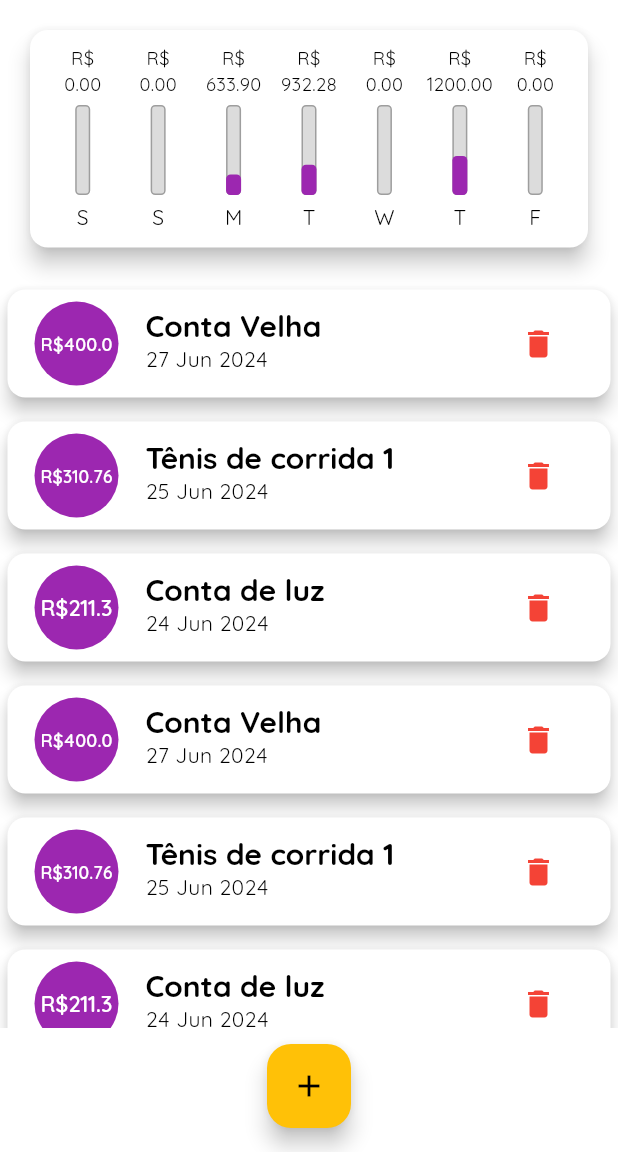
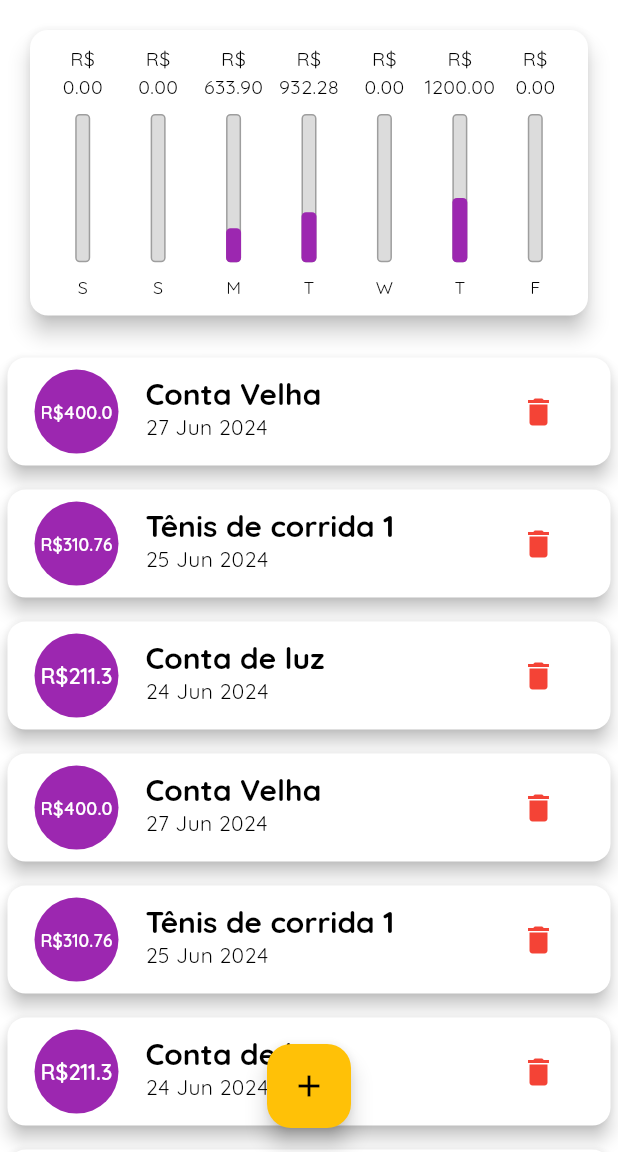
Before and after one commit to LucasSousaM/despesas-pessoais, a Flutter app: the screen it shows after launch, on a phone screen of 412 x 824 dp, the part 84-1236 px from its top. Run offline on Flutter 3.47's test engine with Material 3 defaults, Android fonts, the phone set to English and light mode, and no system bars.

Commit message:
interface-respansiva1

```diff
--- a/lib/components/chart_bar.dart
+++ b/lib/components/chart_bar.dart
@@ -1,4 +1,5 @@
 import 'package:flutter/material.dart';
+import 'package:flutter/rendering.dart';
 
 class ChartBar extends StatelessWidget {
   final String label;
@@ -13,10 +14,12 @@ class ChartBar extends StatelessWidget {
 
   @override
   Widget build(BuildContext context) {
+    return LayoutBuilder(
+      builder: (ctx, Constraints) {
         return Column(
           children: [
             Container(
-          height: 35,
+              height: Constraints.maxHeight * 0.22,
               child: FittedBox(
                 child: Text(
                   'R\$\n${value.toStringAsFixed(2)}',
@@ -25,10 +28,10 @@ class ChartBar extends StatelessWidget {
               ),
             ),
             SizedBox(
-          height: 5,
+              height: Constraints.maxHeight * 0.05,
             ),
             Container(
-          height: 60,
+              height: Constraints.maxHeight * 0.58,
               width: 10,
               child: Stack(
                 alignment: Alignment.bottomCenter,
@@ -55,10 +58,17 @@ class ChartBar extends StatelessWidget {
               ),
             ),
             SizedBox(
-          height: 5,
+              height: Constraints.maxHeight * 0.05,
             ),
-        Text(label),
+            Container(
+              height: Constraints.maxHeight * 0.10,
+              child: FittedBox(
+                child: Text(label),
+              ),
+            ),
           ],
+        );
+      },
     );
   }
 }
--- a/lib/components/transaction_form.dart
+++ b/lib/components/transaction_form.dart
@@ -46,10 +46,16 @@ class _TransactionFormState extends State<TransactionForm> {
 
   @override
   Widget build(BuildContext context) {
-    return Card(
+    return SingleChildScrollView(
+      child: Card(
         elevation: 5,
         child: Padding(
-        padding: const EdgeInsets.all(10),
+          padding: EdgeInsets.only(
+            top: 10,
+            right: 10,
+            left: 10,
+            bottom: 10 + (MediaQuery.of(context).viewInsets.bottom),
+          ),
           child: Column(
             children: [
               TextField(
@@ -114,6 +120,7 @@ class _TransactionFormState extends State<TransactionForm> {
             ],
           ),
         ),
+      ),
     );
   }
 }
--- a/lib/components/transaction_list.dart
+++ b/lib/components/transaction_list.dart
@@ -10,11 +10,13 @@ class TransactionList extends StatelessWidget {
 
   @override
   Widget build(BuildContext context) {
-    return Container(
-      height: 500,
-      child: transactions.isEmpty
-          ? Column(
+    return transactions.isEmpty
+        ? LayoutBuilder(builder: (ctx, constraints) {
+            return Column(
               children: [
+                SizedBox(
+                  height: 20,
+                ),
                 Text(
                   'Nenhuma transação',
                   style: Theme.of(context).textTheme.titleLarge,
@@ -23,14 +25,15 @@ class TransactionList extends StatelessWidget {
                   height: 20,
                 ),
                 Container(
-                  height: 200,
+                  height: constraints.maxHeight * 0.6,
                   child: Image.asset(
                     'assets/images/waiting.png',
                     fit: BoxFit.cover,
                   ),
                 ),
               ],
-            )
+            );
+          })
         : ListView.builder(
             itemCount: transactions.length,
             itemBuilder: (ctx, index) {
@@ -69,7 +72,6 @@ class TransactionList extends StatelessWidget {
                 ),
               );
             },
-            ),
           );
   }
 }
--- a/lib/main.dart
+++ b/lib/main.dart
@@ -113,6 +113,7 @@ class _MyHomePageState extends State<MyHomePage> {
       date: DateTime.now().subtract(Duration(days: 4)),
     ),
   ];
+  bool _showChart = false;
   List<Transaction> get _recentTransaction {
     return _transaction.where((tr) {
       return tr.date.isAfter(
@@ -157,26 +158,68 @@ class _MyHomePageState extends State<MyHomePage> {
 
   @override
   Widget build(BuildContext context) {
-    return Scaffold(
-      appBar: AppBar(
+    bool isLandscape =
+        MediaQuery.of(context).orientation == Orientation.landscape;
+    final appBar = AppBar(
       backgroundColor: Theme.of(context).colorScheme.primary,
       actions: [
+        if (isLandscape)
+          IconButton(
+            onPressed: () {
+              setState(() {
+                _showChart = !_showChart;
+              });
+            },
+            icon: Icon(!_showChart ? Icons.bar_chart : Icons.list),
+            color: Colors.white,
+          ),
         IconButton(
           onPressed: () => _openTransactionFormModal(context),
           icon: Icon(Icons.add),
           color: Colors.white,
-          )
+        ),
       ],
       title: Text(
         'Despesas pessoais',
+        style:
+            TextStyle(fontSize: 20.0 * MediaQuery.of(context).textScaleFactor),
       ),
-      ),
+    );
+    final avaliabelHeigth = MediaQuery.of(context).size.height -
+        appBar.preferredSize.height -
+        MediaQuery.of(context).padding.top;
+
+    return Scaffold(
+      appBar: appBar,
       body: SingleChildScrollView(
         child: Column(
           crossAxisAlignment: CrossAxisAlignment.stretch,
           children: [
-            Chart(_recentTransaction),
-            TransactionList(_transaction, _removeTransaction),
+            // if (isLandscape)
+            //   Row(
+            //     mainAxisAlignment: MainAxisAlignment.center,
+            //     children: [
+            //       Text('Exibir Gráfico'),
+            //       Switch(
+            //         value: _showChart,
+            //         onChanged: (value) {
+            //           setState(() {
+            //             _showChart = value;
+            //           });
+            //         },
+            //       ),
+            //     ],
+            //   ),
+            if (_showChart || !isLandscape)
+              Container(
+                height: avaliabelHeigth * (isLandscape ? 0.70 : 0.30),
+                child: Chart(_recentTransaction),
+              ),
+            if (!_showChart || !isLandscape)
+              Container(
+                height: avaliabelHeigth * 0.70,
+                child: TransactionList(_transaction, _removeTransaction),
+              ),
           ],
         ),
       ),
```
Lines whose indentation alone changed are shown as unchanged.
